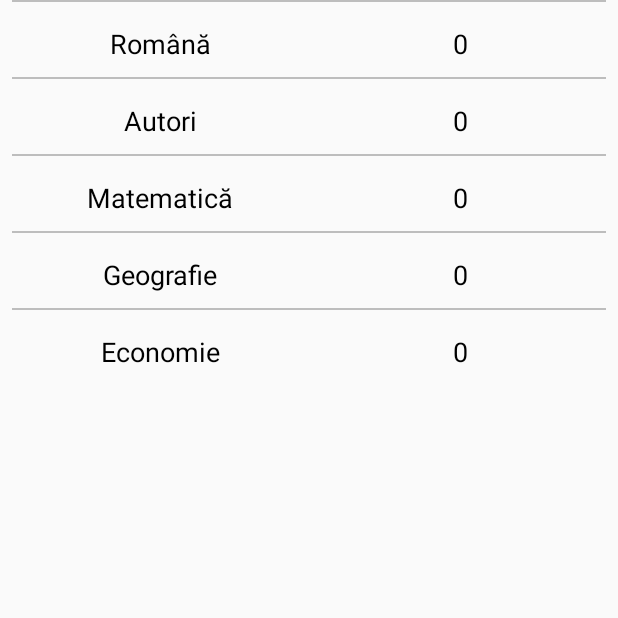
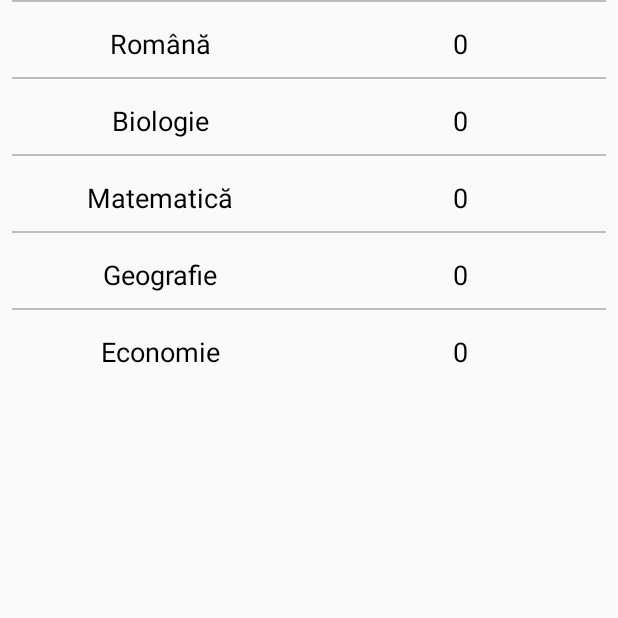
Before and after one commit to SimonaMihaiM/Liceum, an Android app: the ScoreCard screen opened directly, with no data from a screen before it, on a phone screen of 412 x 824 dp, the part 425-1043 px from its top. Run offline under Robolectric (Android 15) with nearby library versions, the phone set to English and light mode, and no system bars.

Commit message:
Fix scorecard label

```diff
--- a/app/src/main/res/layout/activity_score_card.xml
+++ b/app/src/main/res/layout/activity_score_card.xml
@@ -225,7 +225,7 @@
                     android:layout_height="50dp"
                     android:layout_weight="1"
                     android:paddingTop="15dp"
-                    android:text="@string/authors"
+                    android:text="@string/books"
                     android:textAlignment="center"
                     android:textColor="#000"
                     android:textSize="18sp" />
```
